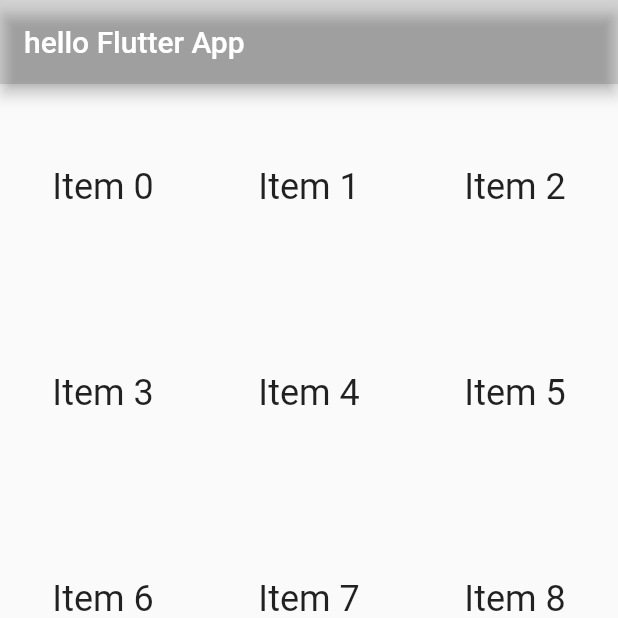
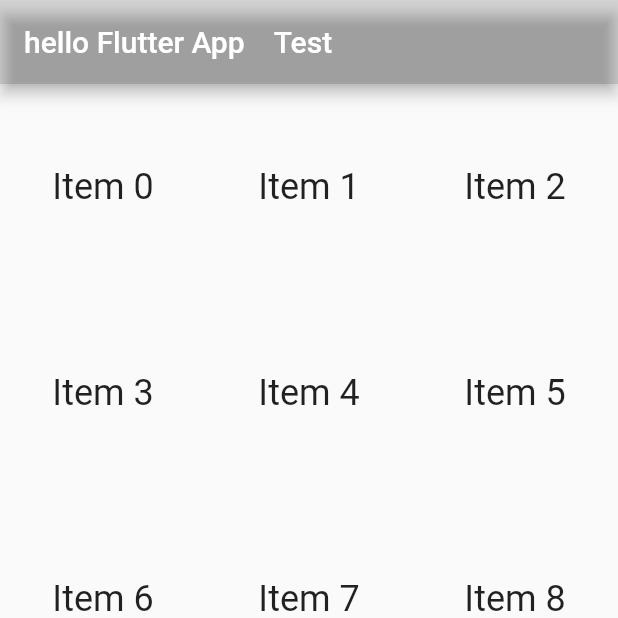
Before and after one commit to adanas/coriander, a Flutter app: the screen it shows after launch, on a phone screen of 412 x 824 dp, the top half of it. Run offline on Flutter 3.47's test engine with Material 2 defaults, Android fonts, the light colour scheme and no system bars.

Commit message:
4th commit

```diff
--- a/lib/main.dart
+++ b/lib/main.dart
@@ -39,7 +39,7 @@ class _MyHomePageState extends State<MyHomePage> {
   Widget build(BuildContext context) {
     return Scaffold(
       appBar: AppBar(
-        title: Text('hello Flutter App'),
+        title: Text('hello Flutter App　Test'),
         backgroundColor: Colors.black12,
         //actions: [],
       ),
```
